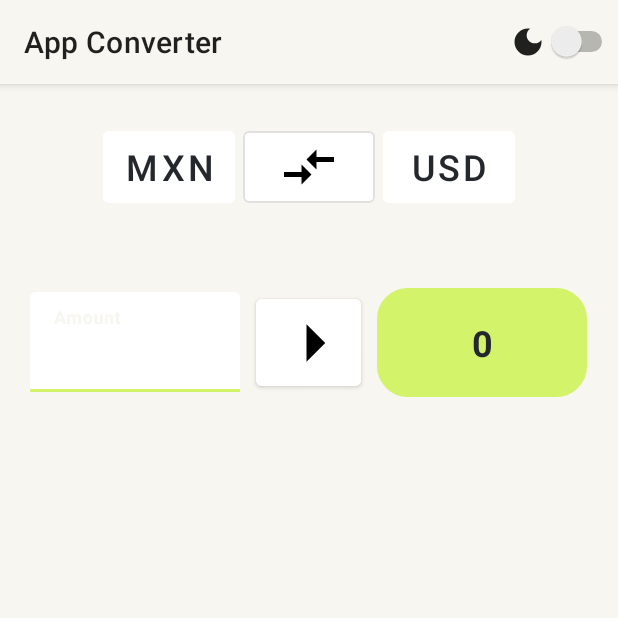
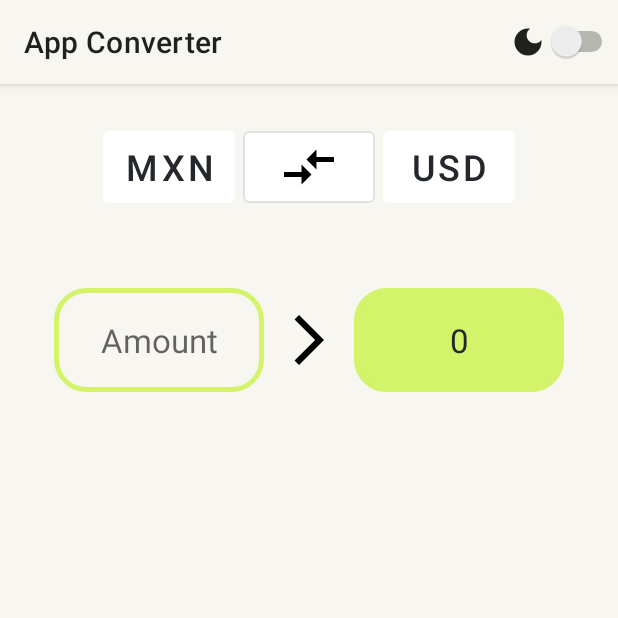
Before and after one commit to misael-reyes/currency-exchange, an Android app: the screen it shows after launch (HomeActivity), on a phone screen of 412 x 824 dp, the top half of it. Run offline under Robolectric (Android 15) with nearby library versions, the phone set to English and light mode, and no system bars; libraries missing offline, so code that uses them is left out: com.mynameismidori.currencypicker; 7 statements that could not run were skipped.

Commit message:
update iu home

```diff
--- a/app/src/main/res/drawable/background_textview.xml
+++ b/app/src/main/res/drawable/background_textview.xml
@@ -11,7 +11,7 @@
 
     <!-- Color y ancho del borde del elemento -->
     <stroke
-        android:width="1dp"
+        android:width="3dp"
         android:color="?attr/colorSecondary" >
     </stroke>
 
--- /dev/null
+++ b/app/src/main/res/drawable/ic_arrow_ios.xml
@@ -0,0 +1,5 @@
+<vector android:autoMirrored="true" android:height="24dp"
+    android:tint="#000000" android:viewportHeight="24"
+    android:viewportWidth="24" android:width="24dp" xmlns:android="http://schemas.android.com/apk/res/android">
+    <path android:fillColor="@android:color/white" android:pathData="M6.23,20.23l1.77,1.77l10,-10l-10,-10l-1.77,1.77l8.23,8.23z"/>
+</vector>
--- a/app/src/main/res/layout/activity_home.xml
+++ b/app/src/main/res/layout/activity_home.xml
@@ -88,39 +88,28 @@
             android:paddingVertical="25dp"
             android:gravity="center">
 
-            <com.google.android.material.textfield.TextInputLayout
+            <EditText
+                android:id="@+id/input_amount"
                 android:layout_width="140dp"
                 android:layout_height="wrap_content"
-                style="@style/Widget.MaterialComponents.TextInputLayout.FilledBox"
-                app:boxBackgroundColor="@color/white"
-                app:boxStrokeColor="?attr/colorSecondary"
-                android:textColorHint="@color/hint_color"
-                android:layout_marginEnd="5dp"
-                android:hint="Amount" >
+                android:background="@drawable/background_textview"
+                android:layout_marginEnd="10dp"
+                android:textSize="22sp"
+                android:inputType="numberDecimal"
+                android:textAlignment="center"
+                android:autofillHints=""
+                android:hint="@string/hint_input"
+                android:textColor="?attr/colorOnSecondary"
+                tools:ignore="LabelFor" />
 
-                <com.google.android.material.textfield.TextInputEditText
-                    android:id="@+id/input_amount"
-                    android:layout_width="match_parent"
-                    android:layout_height="match_parent"
-                    android:textColor="@color/black_light"
-                    android:textSize="24sp"
-                    android:textStyle="bold"
-                    android:inputType="number"
-                    />
 
-            </com.google.android.material.textfield.TextInputLayout>
-
-            <com.google.android.material.button.MaterialButton
+            <ImageButton
                 android:id="@+id/btn_convert"
-                android:layout_width="70dp"
-                android:layout_height="70dp"
-                android:layout_marginHorizontal="5dp"
-                android:contentDescription="Convertir"
-                android:backgroundTint="?attr/colorOnPrimary"
-                app:icon="@drawable/ic_arrow_right"
-                app:iconGravity="textEnd"
-                app:iconSize="60dp"
-                app:iconTint="?attr/colorOnSecondary" />
+                android:layout_width="40dp"
+                android:layout_height="40dp"
+                android:background="@drawable/ic_arrow_ios"
+                android:backgroundTint="?attr/colorOnSecondary"
+                android:contentDescription="@string/material_motion_easing_decelerated" />
 
             <TextView
                 android:id="@+id/et_valor2"
@@ -128,15 +117,13 @@
                 android:layout_height="wrap_content"
                 android:background="@drawable/background_textview"
                 android:text="0"
-                android:layout_marginStart="5dp"
+                android:layout_marginStart="10dp"
                 android:textAlignment="center"
                 android:textColor="?attr/colorPrimaryVariant"
                 android:backgroundTint="?attr/colorSecondary"
-                android:textSize="24sp"
-                android:textStyle="bold"
+                android:textSize="22sp"
                 android:autofillHints=""
-                android:inputType="numberDecimal"
-                tools:ignore="LabelFor"/>
+                tools:ignore="LabelFor,TextViewEdits"/>
 
         </LinearLayout>
 
--- a/app/src/main/res/values/strings.xml
+++ b/app/src/main/res/values/strings.xml
@@ -1,3 +1,4 @@
 <resources>
     <string name="app_name">CurrencyExchangeApp</string>
+    <string name="hint_input">Amount</string>
 </resources>
```
